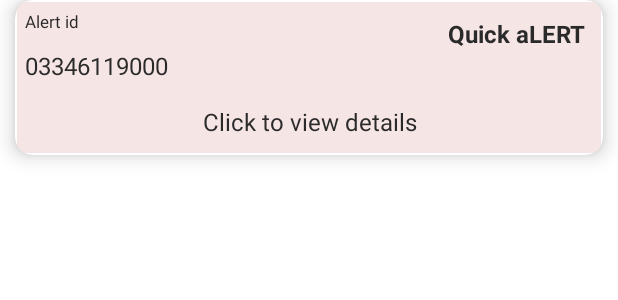
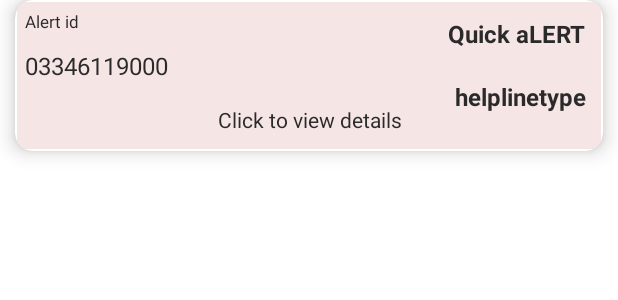
Before and after one commit to Amin-AQ/AlertApp, an Android app: the layout alert_layout.xml on its own in the app's theme, with its tools: preview values and no code run, on a phone screen of 412 x 824 dp. Shown: the top 300 px of the screen. Run offline under Robolectric (Android 15) with nearby library versions, the phone set to English and light mode, and no system bars.

Commit message:
filter alerts received by helpline acc to helpline type

```diff
--- a/app/src/main/java/com/smd/alertapp/Activities/HelplineMainActivity.java
+++ b/app/src/main/java/com/smd/alertapp/Activities/HelplineMainActivity.java
@@ -20,6 +20,7 @@ import com.smd.alertapp.DataLayer.Alert.QuickAlertsCallback;
 import com.smd.alertapp.Entities.Alert.Alert;
 import com.smd.alertapp.Entities.Alert.CustomAlert;
 import com.smd.alertapp.Entities.Alert.QuickAlert;
+import com.smd.alertapp.Entities.User.HelplineType;
 import com.smd.alertapp.R;
 import com.smd.alertapp.Utilities.SessionManager;
 
@@ -69,7 +70,7 @@ public class HelplineMainActivity extends AppCompatActivity {
             }
         });
         alertDAO=new AlertFirebaseDAO(getApplicationContext());
-        alertDAO.getQuickAlerts(new QuickAlertsCallback() {
+        alertDAO.getQuickAlerts(HelplineType.valueOf(userDetails.get("helplinetype")),new QuickAlertsCallback() {
             @Override
             public void onQuickAlertsReceived(ArrayList<Alert> alerts) {
                 quickAlerts=alerts;
@@ -78,7 +79,7 @@ public class HelplineMainActivity extends AppCompatActivity {
                 quickAlertView.setAdapter(quickAlertAdapter);
             }
         });
-        alertDAO.getCustomAlerts(new CustomAlertsCallback() {
+        alertDAO.getCustomAlerts(HelplineType.valueOf(userDetails.get("helplinetype")),new CustomAlertsCallback() {
             @Override
             public void onCustomAlertsReceived(ArrayList<Alert> alerts) {
                 customAlerts=alerts;
--- a/app/src/main/java/com/smd/alertapp/Adapters/AlertAdapter.java
+++ b/app/src/main/java/com/smd/alertapp/Adapters/AlertAdapter.java
@@ -42,6 +42,7 @@ public class AlertAdapter extends RecyclerView.Adapter<AlertAdapter.AlertViewHol
         holder.alertTypeTxt.setText(alert.getAlertType().toString());
         holder.alertIdTxt.setText(alert.getAlertId());
         holder.alertUserIdTxt.setText(alert.getUserId()); // PHONE NUMBER
+        holder.helplineTypeTxt.setText(alert.getHelplineType().toString());
         holder.alertCard.setOnClickListener(new View.OnClickListener() {
             @Override
             public void onClick(View v) {
@@ -72,13 +73,14 @@ public class AlertAdapter extends RecyclerView.Adapter<AlertAdapter.AlertViewHol
     public static class AlertViewHolder extends RecyclerView.ViewHolder{
 
         CardView alertCard;
-        TextView alertIdTxt, alertUserIdTxt, alertTypeTxt;
+        TextView alertIdTxt, alertUserIdTxt, alertTypeTxt, helplineTypeTxt;
         public AlertViewHolder(@NonNull View itemView) {
             super(itemView);
             alertCard=itemView.findViewById(R.id.alertcard);
             alertIdTxt=itemView.findViewById(R.id.alertid);
             alertUserIdTxt=itemView.findViewById(R.id.alertuser);
             alertTypeTxt=itemView.findViewById(R.id.alerttype);
+            helplineTypeTxt=itemView.findViewById(R.id.helplinetype);
         }
     }
 
--- a/app/src/main/java/com/smd/alertapp/DataLayer/Alert/IAlertDAO.java
+++ b/app/src/main/java/com/smd/alertapp/DataLayer/Alert/IAlertDAO.java
@@ -3,11 +3,12 @@ package com.smd.alertapp.DataLayer.Alert;
 import android.net.Uri;
 
 import com.smd.alertapp.Entities.Alert.Alert;
+import com.smd.alertapp.Entities.User.HelplineType;
 
 public interface IAlertDAO {
     void save(Alert alert);
-    void getQuickAlerts(QuickAlertsCallback callback);
-    void getCustomAlerts(CustomAlertsCallback callback);
+    void getQuickAlerts(HelplineType helplineType,QuickAlertsCallback callback);
+    void getCustomAlerts(HelplineType helplineType,CustomAlertsCallback callback);
     void uploadVideoToFirebase(Uri videoUri, VideoUploadCallback callback);
     void uploadAudioToFirebase(Uri audioUri, AudioUploadCallback callback);
 }
--- a/app/src/main/res/layout/alert_layout.xml
+++ b/app/src/main/res/layout/alert_layout.xml
@@ -48,12 +48,24 @@
             android:textSize="16sp"
             />
         <TextView
+            android:id="@+id/helplinetype"
+            android:text="@string/helplinetype"
+            android:layout_width="wrap_content"
+            android:layout_height="wrap_content"
+            android:layout_alignParentEnd="true"
+            android:layout_below="@id/alerttype"
+            android:textStyle="bold"
+            android:padding="10dp"
+            android:textSize="16sp"
+            />
+        <TextView
             android:id="@+id/alertText"
-            android:layout_width="match_parent"
+            android:layout_width="wrap_content"
             android:layout_height="wrap_content"
             android:layout_below="@id/alertuser"
+            android:layout_centerHorizontal="true"
             android:padding="10dp"
-            android:textSize="16sp"
+            android:textSize="14sp"
             android:gravity="center"
             android:text="@string/click_to_view_details"
             />
--- a/app/src/main/res/values-night-v31/strings.xml
+++ b/app/src/main/res/values-night-v31/strings.xml
@@ -3,4 +3,5 @@
     <string name="getting_location">Getting Location</string>
     <string name="uploading_audio">Uploading Audio</string>
     <string name="uploading_video">Uploading Video</string>
+    <string name="helplinetype">helplinetype</string>
 </resources>
--- a/app/src/main/res/values-night/strings.xml
+++ b/app/src/main/res/values-night/strings.xml
@@ -50,4 +50,5 @@
     <string name="getting_location">Getting Location</string>
     <string name="uploading_audio">Uploading Audio</string>
     <string name="uploading_video">Uploading Video</string>
+    <string name="helplinetype">helplinetype</string>
 </resources>
--- a/app/src/main/res/values-v21/strings.xml
+++ b/app/src/main/res/values-v21/strings.xml
@@ -3,4 +3,5 @@
     <string name="getting_location">Getting Location</string>
     <string name="uploading_audio">Uploading Audio</string>
     <string name="uploading_video">Uploading Video</string>
+    <string name="helplinetype">helplinetype</string>
 </resources>
--- a/app/src/main/res/values-v31/strings.xml
+++ b/app/src/main/res/values-v31/strings.xml
@@ -3,4 +3,5 @@
     <string name="getting_location">Getting Location</string>
     <string name="uploading_audio">Uploading Audio</string>
     <string name="uploading_video">Uploading Video</string>
+    <string name="helplinetype">helplinetype</string>
 </resources>
--- a/app/src/main/res/values/strings.xml
+++ b/app/src/main/res/values/strings.xml
@@ -56,4 +56,5 @@
     <string name="getting_location">Getting Location</string>
     <string name="uploading_audio">Uploading Audio</string>
     <string name="uploading_video">Uploading Video</string>
+    <string name="helplinetype">helplinetype</string>
 </resources>
```
Also changed, not shown: app/src/main/java/com/smd/alertapp/DataLayer/Alert/AlertFirebaseDAO.java (+7 -4 lines).
